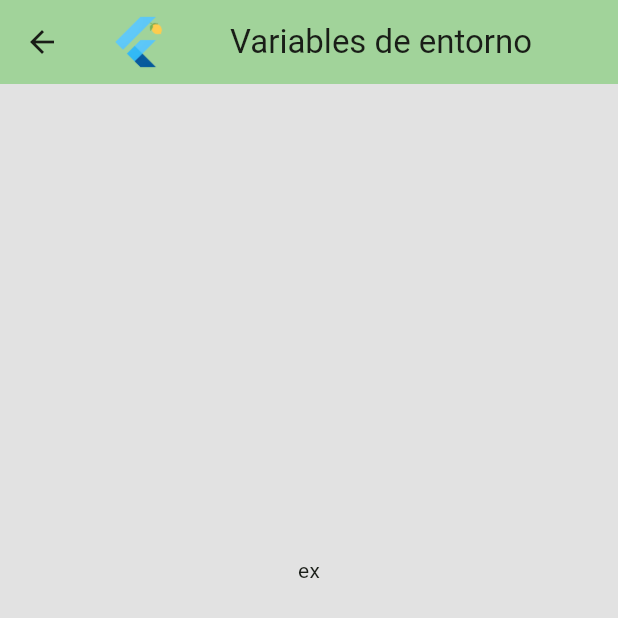
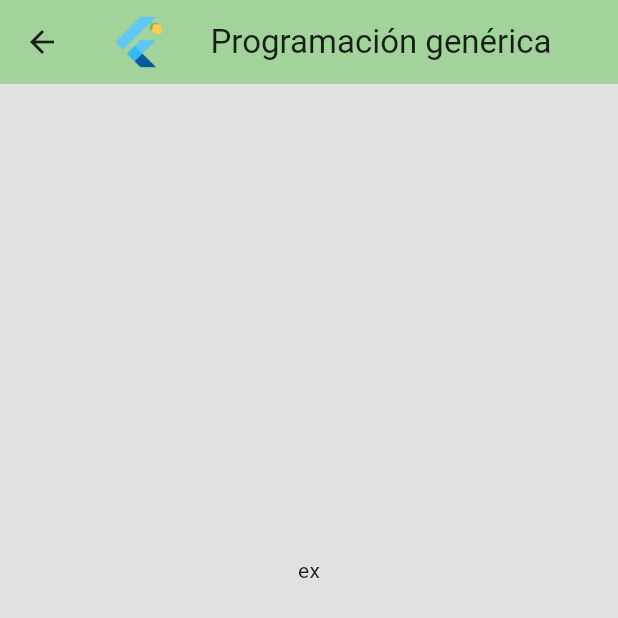
Before and after one commit to carlosparra1998/flutter-murcia-2-oct, a Flutter app: the screen it shows after launch, after a tap on "Prueba DIO HTTP", on a phone screen of 412 x 824 dp, the top half of it. Run offline on Flutter 3.47's test engine with Material 3 defaults, Android fonts, the phone set to English and light mode, and no system bars; our stand-ins replace dio, flutter_dotenv, get; missing offline and left inert: flag.

Commit message:
add new option

```diff
--- a/lib/app/enums/home_options.dart
+++ b/lib/app/enums/home_options.dart
@@ -1,4 +1,5 @@
 enum HomeOption {
+  generic,
   dio,
   env,
   internationalitation,
@@ -6,6 +7,8 @@ enum HomeOption {
 
   String get title {
     switch (this) {
+      case HomeOption.generic:
+        return 'Progr. Genérica';
       case HomeOption.dio:
         return 'Prueba DIO HTTP';
       case HomeOption.env:
--- a/lib/app/services/home_provider/home_provider.dart
+++ b/lib/app/services/home_provider/home_provider.dart
@@ -8,13 +8,14 @@ class HomeProvider with ChangeNotifier {
     switch (option) {
       case HomeOption.dio:
       //final response = await AuthRepository.login('user1', 'pass');
+      case HomeOption.generic:
+        Get.toNamed(RouteHelper.genericCoding);
       case HomeOption.env:
         Get.toNamed(RouteHelper.envVariables);
       case HomeOption.internationalitation:
         Get.toNamed(RouteHelper.internationalitation);
       case HomeOption.extensions:
         Get.toNamed(RouteHelper.extensions);
-
     }
   }
 }
--- a/lib/app/utils/route_helper.dart
+++ b/lib/app/utils/route_helper.dart
@@ -1,6 +1,7 @@
 
 import 'package:flutter_murcia_2_oct/app/views/env_variables/env_variables_view.dart';
 import 'package:flutter_murcia_2_oct/app/views/extensions/extensions_view.dart';
+import 'package:flutter_murcia_2_oct/app/views/generic_coding/generic_coding_view.dart';
 import 'package:flutter_murcia_2_oct/app/views/home/home_view.dart';
 import 'package:flutter_murcia_2_oct/app/views/internationalitation/internationalitation.dart';
 import 'package:flutter_murcia_2_oct/app/views/splash/splash_view.dart';
@@ -10,6 +11,7 @@ class RouteHelper {
   static String splash = "/";
   static String home = "/home";
   static String envVariables = "/home/env-var";
+  static String genericCoding = "/home/generic-coding";
   static String internationalitation = "/home/internationalitation";
   static String extensions = "/home/extensions";
 
@@ -19,6 +21,7 @@ class RouteHelper {
     GetPage(name: envVariables, page: () => EnvVariablesView()),
     GetPage(name: internationalitation, page: () => InternationalitationView()),
     GetPage(name: extensions, page: () => ExtensionsView()),
+    GetPage(name: genericCoding, page: () => GenericCodingView()),
   ];
 
 
--- /dev/null
+++ b/lib/app/views/generic_coding/generic_coding_view.dart
@@ -0,0 +1,33 @@
+import 'package:flutter/material.dart';
+import 'package:flutter_murcia_2_oct/app/widgets/my_app_bar.dart';
+
+class GenericCodingView extends StatefulWidget {
+  const GenericCodingView({super.key});
+
+  @override
+  State<GenericCodingView> createState() => _GenericCodingView();
+}
+
+class _GenericCodingView extends State<GenericCodingView> {
+  @override
+  Widget build(BuildContext context) {
+    return Scaffold(
+      backgroundColor: Color.fromARGB(255, 226, 226, 226),
+      appBar: myAppBar(context, 'Programación genérica'),
+      body: Center(
+        child: Column(
+          mainAxisAlignment: MainAxisAlignment.center,
+          children: [
+            Text('ex'),
+            SizedBox(height: 20),
+            Text('ex'),
+            SizedBox(height: 20),
+            Text('ex'),
+            SizedBox(height: 20),
+            Text('ex'),
+          ],
+        ),
+      ),
+    );
+  }
+}
--- a/lib/app/views/home/widgets/home_option.dart
+++ b/lib/app/views/home/widgets/home_option.dart
@@ -9,7 +9,7 @@ class HomeOptionWidget extends StatelessWidget {
   @override
   Widget build(BuildContext context) {
     return Padding(
-      padding: const EdgeInsets.symmetric(vertical: 20),
+      padding: const EdgeInsets.symmetric(vertical: 10),
       child: GestureDetector(
         onTap: onTap,
         child: Container(
```
